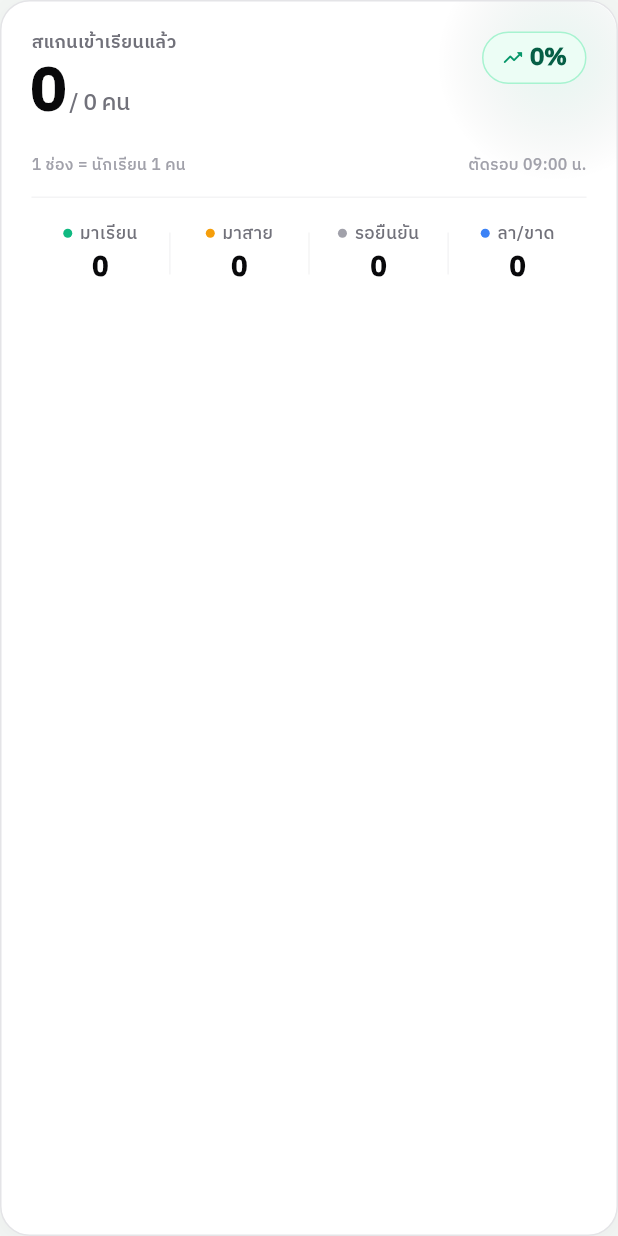
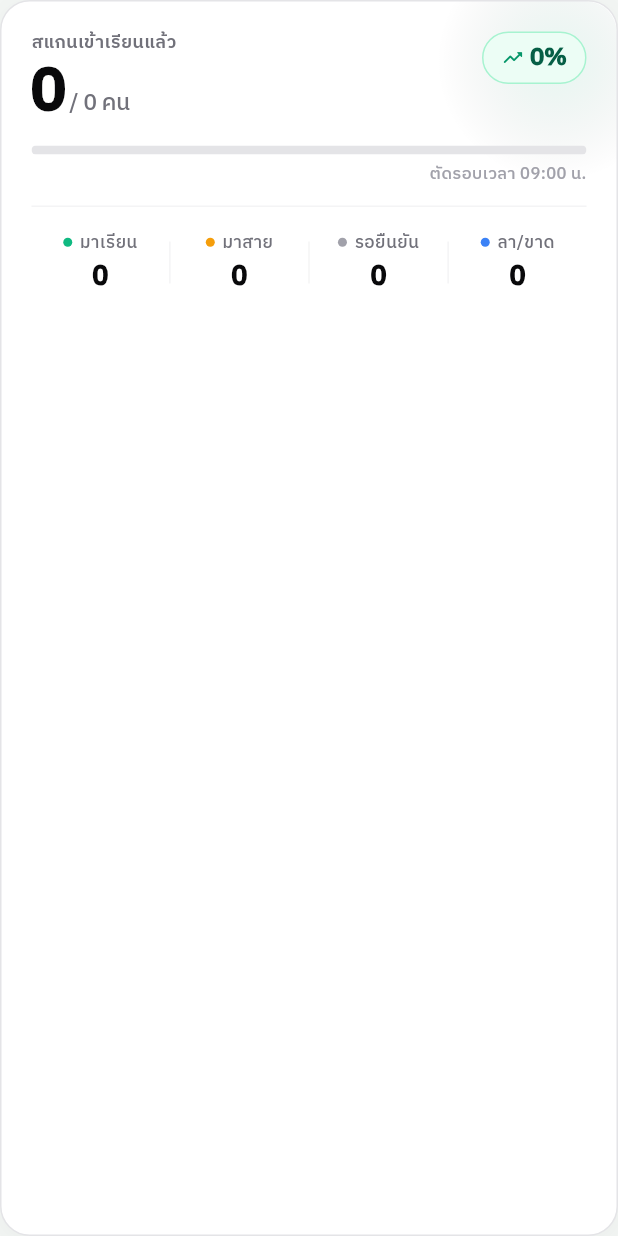
Before and after one commit to Thanawanit/Student_APP, a Flutter app: the _WhiteHeroBentoCard widget shown alone on an empty page, opened directly with empty values, on a phone screen of 412 x 824 dp. Run offline on Flutter 3.47's test engine with Material 3 defaults, Android fonts, the phone set to English and light mode, and no system bars.

Commit message:
style(ui): replace capsule matrix with 6px segmented progress bar

```diff
--- a/lib/shared/widgets/summary_metric_strip.dart
+++ b/lib/shared/widgets/summary_metric_strip.dart
@@ -139,17 +139,12 @@ class _WhiteHeroBentoCard extends StatelessWidget {
 
   @override
   Widget build(BuildContext context) {
-    final List<({Color fill, Color? border})> capsules =
-        <({Color fill, Color? border})>[
-          for (var i = 0; i < presentCount; i++)
-            (fill: const Color(0xFF10B981), border: null),
-          for (var i = 0; i < lateCount; i++)
-            (fill: const Color(0xFFF59E0B), border: null),
-          for (var i = 0; i < leaveOrAbsentCount; i++)
-            (fill: const Color(0xFF3B82F6), border: null),
-          for (var i = 0; i < pendingCount; i++)
-            (fill: const Color(0xFFF4F4F5), border: const Color(0xFFD4D4D8)),
-        ];
+    final segments = <(int, Color)>[
+      (presentCount, const Color(0xFF10B981)),
+      (lateCount, const Color(0xFFF59E0B)),
+      (leaveOrAbsentCount, const Color(0xFF3B82F6)),
+      (pendingCount, const Color(0xFFE4E4E7)),
+    ].where((s) => s.$1 > 0).toList();
 
     return Container(
       width: double.infinity,
@@ -290,54 +285,41 @@ class _WhiteHeroBentoCard extends StatelessWidget {
                   ),
                   const SizedBox(height: 16),
 
-                  // 2. Visual Student Capsule Matrix
-                  if (capsules.isNotEmpty)
-                    Row(
+                  // 2. Sleek Horizontal Segmented Progress Bar
+                  ClipRRect(
+                    borderRadius: BorderRadius.circular(99),
+                    child: SizedBox(
+                      height: 6,
+                      child: segments.isEmpty
+                          ? Container(color: const Color(0xFFE4E4E7))
+                          : Row(
                               children: <Widget>[
-                        for (var i = 0; i < capsules.length; i++) ...<Widget>[
+                                for (
+                                  var i = 0;
+                                  i < segments.length;
+                                  i++
+                                ) ...<Widget>[
                                   Expanded(
-                            child: Container(
-                              height: 22,
-                              decoration: BoxDecoration(
-                                color: capsules[i].fill,
-                                borderRadius: BorderRadius.circular(6),
-                                border: capsules[i].border != null
-                                    ? Border.all(
-                                        color: capsules[i].border!,
-                                        width: 1,
-                                      )
-                                    : null,
+                                    flex: segments[i].$1,
+                                    child: Container(color: segments[i].$2),
+                                  ),
+                                  if (i < segments.length - 1)
+                                    Container(width: 2, color: Colors.white),
+                                ],
+                              ],
                             ),
                     ),
                   ),
-                          if (i < capsules.length - 1) const SizedBox(width: 5),
-                        ],
-                      ],
-                    ),
                   const SizedBox(height: 6),
-                  Row(
-                    mainAxisAlignment: MainAxisAlignment.spaceBetween,
-                    children: <Widget>[
-                      Flexible(
+                  Align(
+                    alignment: Alignment.centerRight,
                     child: Text(
-                          '1 ช่อง = นักเรียน 1 คน',
-                          maxLines: 1,
-                          overflow: TextOverflow.ellipsis,
+                      'ตัดรอบเวลา 09:00\u00A0น.',
                       style: AppTypography.microLabel.copyWith(
-                            fontSize: 10.5,
+                        fontSize: 11,
                         color: const Color(0xFFA1A1AA),
                       ),
                     ),
-                      ),
-                      const SizedBox(width: 8),
-                      Text(
-                        'ตัดรอบ 09:00\u00A0น.',
-                        style: AppTypography.microLabel.copyWith(
-                          fontSize: 10.5,
-                          color: const Color(0xFFA1A1AA),
-                        ),
-                      ),
-                    ],
                   ),
                   const SizedBox(height: 14),
 
```
Also changed, not shown: 1 other file. Lines whose indentation alone changed are shown as unchanged.
